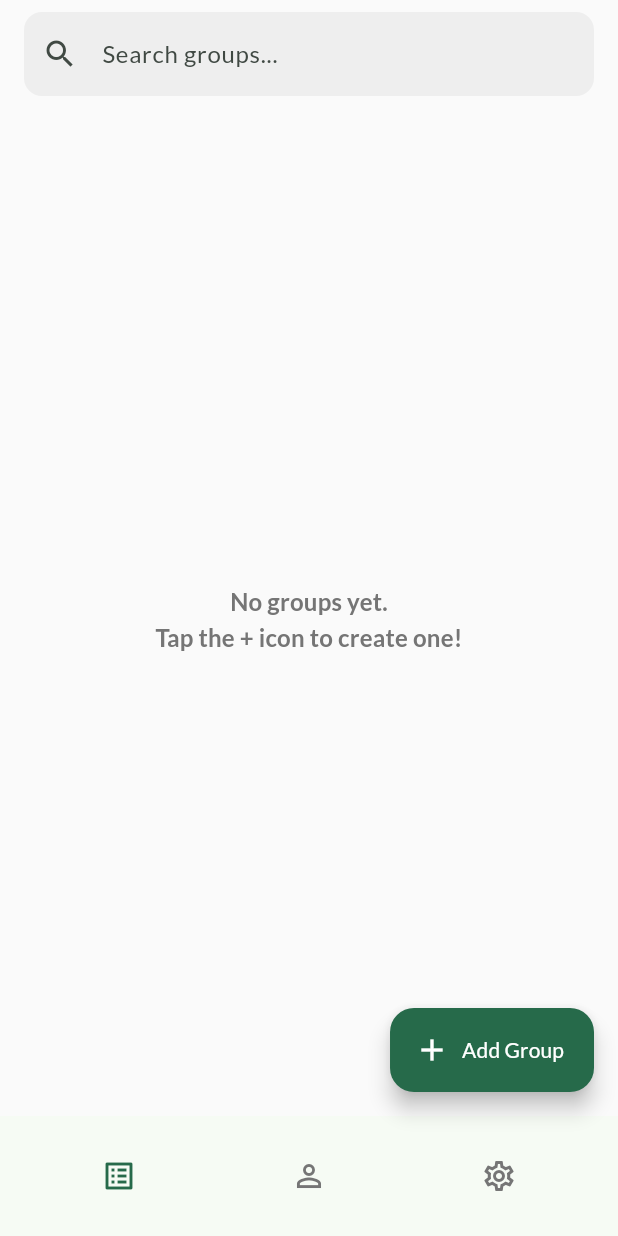
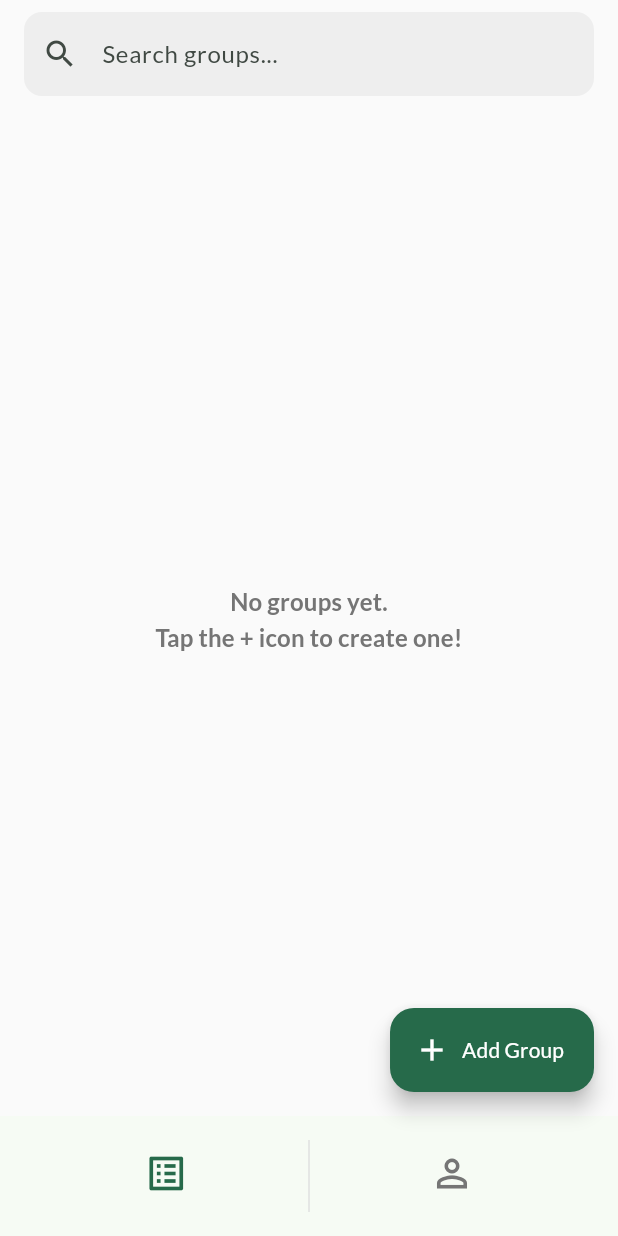
Before and after one commit to DonnerMarcel/Crossplatform_Project, a Flutter app: the GroupListScreen screen opened directly, on a phone screen of 412 x 824 dp. Run offline on Flutter 3.47's test engine with Material 3 defaults, Android fonts, the phone set to English and light mode, and no system bars; our stand-ins replace cached_network_image, cloud_firestore, firebase_auth, firebase_core, firebase_storage, flutter_riverpod and 5 more; accounts and stored records are empty; network calls fail.

Commit message:
removed SettingsPlaceholder and added NavBar Dividers

```diff
--- a/lib/screens/group_list_screen.dart
+++ b/lib/screens/group_list_screen.dart
@@ -103,14 +103,30 @@ class _GroupListScreenState extends ConsumerState<GroupListScreen> {
     final Color? itemColor =
         isSelected ? Theme.of(context).colorScheme.primary : Colors.grey[600];
 
-    return Padding(
-      padding: const EdgeInsets.symmetric(horizontal: 8.0),
-      child: IconButton(
-        icon: Icon(isSelected ? activeIcon : icon),
-        color: itemColor,
-        tooltip: label,
-        onPressed: () => _onItemTapped(index),
+    return Expanded(
+      child: InkWell(
+        onTap: () => _onItemTapped(index),
+        splashColor: Colors.transparent,
+        highlightColor: Colors.transparent,
+        child: Column(
+          mainAxisSize: MainAxisSize.min,
+          children: [
+            Icon(
+              isSelected ? activeIcon : icon,
+              color: itemColor,
+              size: 30,
+            ),
+            const SizedBox(height: 4),
+          ],
+        ),
       ),
+    );
+  }
+  Widget _verticalDivider() {
+    return Container(
+      height: 48,
+      width: 1,
+      color: Colors.grey[300],
     );
   }
 
@@ -126,7 +142,6 @@ class _GroupListScreenState extends ConsumerState<GroupListScreen> {
     final List<Widget> pages = [
       _buildGroupListPage(),
       const UserProfileScreen(),
-      const SettingsPlaceholderScreen(),
     ];
 
     return Scaffold(
@@ -146,9 +161,8 @@ class _GroupListScreenState extends ConsumerState<GroupListScreen> {
           mainAxisAlignment: MainAxisAlignment.spaceAround,
           children: <Widget>[
             _buildNavItem(Icons.list_alt_outlined, Icons.list_alt, 'Groups', 0),
-            _buildNavItem(Icons.person_outline, Icons.person, 'Profile', 1),
-            _buildNavItem(Icons.settings_outlined, Icons.settings, 'Settings',
-                2), // <-- Added
+            _verticalDivider(),
+            _buildNavItem(Icons.person_outline, Icons.person, 'Profile', 1), // <-- Added
           ],
         ),
       ),
@@ -239,14 +253,3 @@ class _GroupListScreenState extends ConsumerState<GroupListScreen> {
     );
   }
 }
-
-class SettingsPlaceholderScreen extends StatelessWidget {
-  const SettingsPlaceholderScreen({super.key});
-
-  @override
-  Widget build(BuildContext context) {
-    return const Scaffold(
-      body: Center(child: Text("Settings screen (placeholder)")),
-    );
-  }
-}
```
Also changed, not shown: lib/screens/main_screen.dart (+13 -0 lines).
